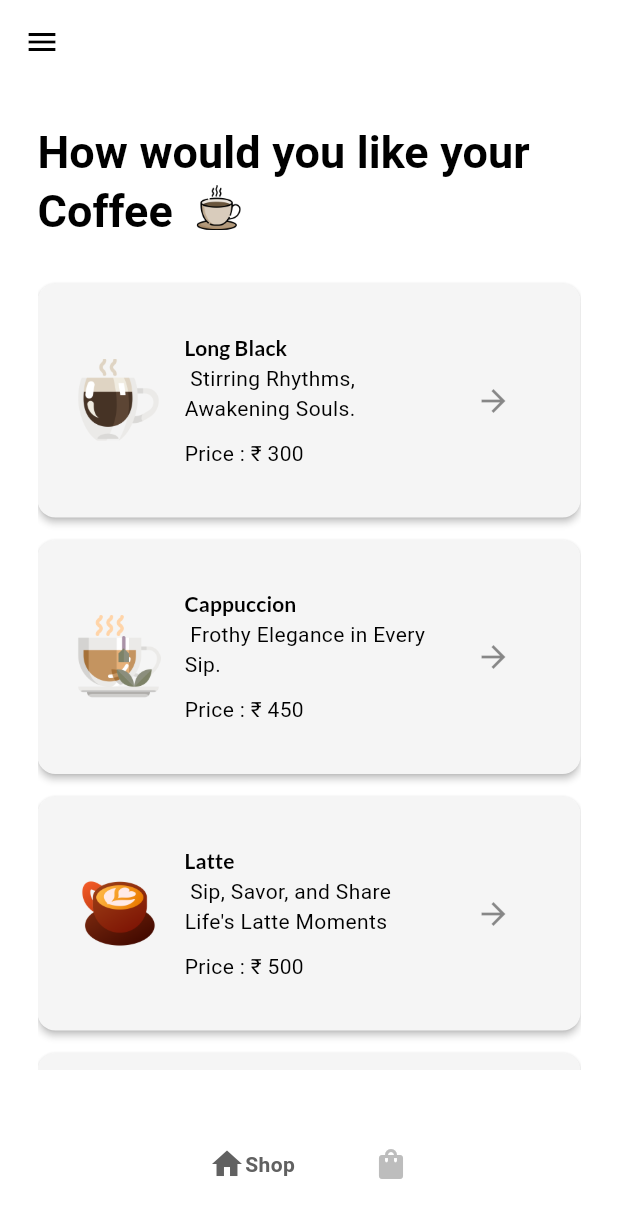
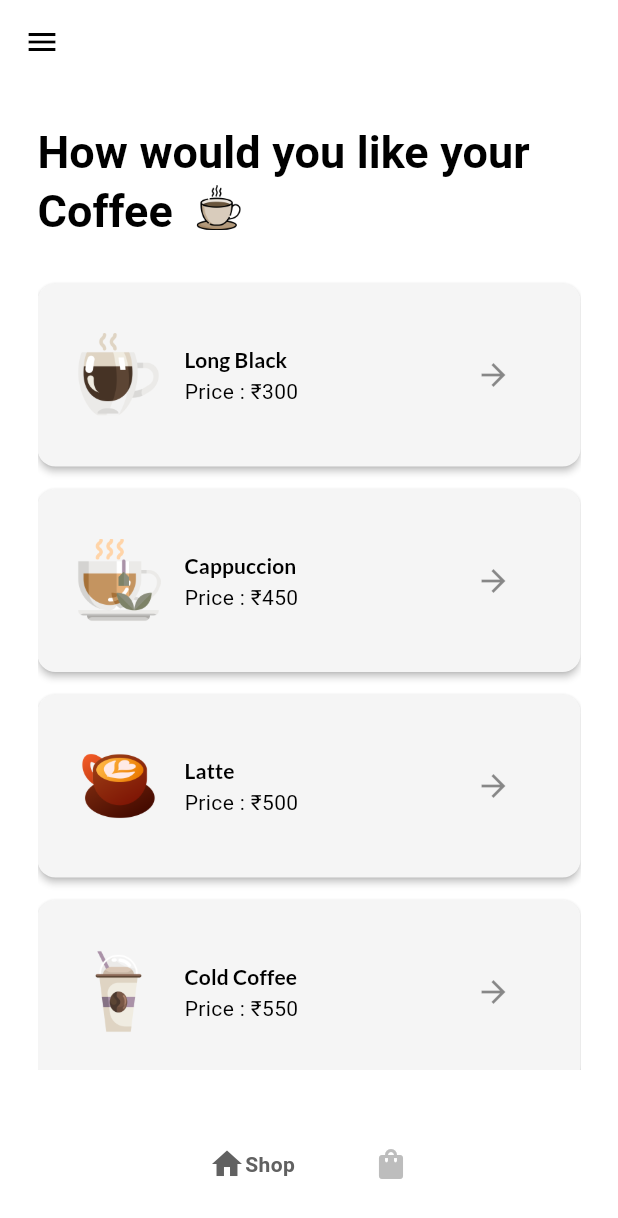
Before and after one commit to Piyush1430/coffee, a Flutter app: the screen it shows after launch, on a phone screen of 412 x 824 dp. Shown: the top 1218 px of the screen. Run offline on Flutter 3.47's test engine with Material 2 defaults, Android fonts, the phone set to English and light mode, and no system bars; drawn by our look-alikes of google_nav_bar; our stand-ins replace flutter_riverpod, google_fonts.

Commit message:
remove subtitle field

```diff
--- a/lib/data/dummy_data.dart
+++ b/lib/data/dummy_data.dart
@@ -4,25 +4,21 @@ final availableCoffee = [
   CoffeeModel(
       name: "Long Black",
       imagePath: "assets/images/hot-coffee.png",
-      subtitle: "Stirring Rhythms, Awakening Souls.",
       displayPrice: "300",
       price: "300"),
   CoffeeModel(
       name: "Cappuccion",
       imagePath: "assets/images/hot-tea.png",
-      subtitle: "Frothy Elegance in Every Sip.",
       displayPrice: "450",
       price: "450"),
   CoffeeModel(
       name: "Latte",
       imagePath: "assets/images/latte-art.png",
-      subtitle: "Sip, Savor, and Share Life's Latte Moments",
       displayPrice: "500",
       price: "500"),
   CoffeeModel(
     name: "Cold Coffee",
     imagePath: "assets/images/cold-coffee.png",
-    subtitle: "Iced Delight: Sip the Chill.",
     displayPrice: "550",
     price: "550",
   ),
--- a/lib/model/cofee_model.dart
+++ b/lib/model/cofee_model.dart
@@ -6,8 +6,7 @@ class CoffeeModel {
   final String id;
   final String name;
   final String imagePath;
-  final String subtitle;
-  final String  displayPrice;
+  final String displayPrice;
   String price;
   int quantity;
   String size;
@@ -15,7 +14,6 @@ class CoffeeModel {
   CoffeeModel({
     required this.name,
     required this.imagePath,
-    required this.subtitle,
     required this.displayPrice,
     required this.price,
     this.quantity = 1,
--- a/lib/screen/coffee.dart
+++ b/lib/screen/coffee.dart
@@ -41,16 +41,7 @@ class CoffeeScreen extends StatelessWidget {
                 final coffeeItems = availableCoffee[index];
                 return CoffeeTile(
                   items: coffeeItems,
-                  subtitle: Column(
-                    crossAxisAlignment: CrossAxisAlignment.start,
-                    children: [
-                      Text(" ${coffeeItems.subtitle}"),
-                      const SizedBox(
-                        height: 10,
-                      ),
-                      Text("Price : ₹ ${coffeeItems.displayPrice}")
-                    ],
-                  ),
+                  subtitle: Text("Price : ₹${coffeeItems.displayPrice}"),
                   iconButton: IconButton(
                       onPressed: () {
                         Navigator.of(context).push(MaterialPageRoute(
```
